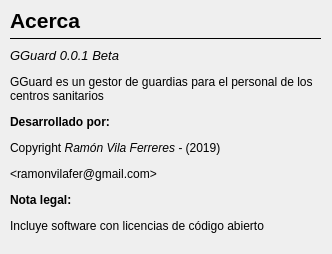
rmon-vfer/helion, file SocratesUI/UIFiles/DialogAcerca.ui: the form before one commit.
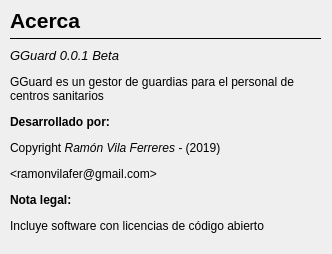
The form after the commit. Icons and pictures are not drawn.

```diff
--- a/SocratesUI/UIFiles/DialogAcerca.ui
+++ b/SocratesUI/UIFiles/DialogAcerca.ui
@@ -72,7 +72,7 @@
     </rect>
    </property>
    <property name="text">
-    <string>&lt;html&gt;&lt;head/&gt;&lt;body&gt;&lt;p&gt;&lt;span style=&quot; font-size:10pt; font-style:italic;&quot;&gt;GGuard 0.0.1 Beta&lt;/span&gt;&lt;/p&gt;&lt;p&gt;GGuard es un gestor de guardias para el personal de los centros sanitarios&lt;/p&gt;&lt;p&gt;&lt;span style=&quot; font-weight:600;&quot;&gt;Desarrollado por:&lt;/span&gt;&lt;/p&gt;&lt;p&gt;Copyright &lt;span style=&quot; font-style:italic;&quot;&gt;Ramón Vila Ferreres - &lt;/span&gt;(2019)&lt;/p&gt;&lt;p&gt;&amp;lt;ramonvilafer@gmail.com&amp;gt;&lt;/p&gt;&lt;p&gt;&lt;span style=&quot; font-weight:600;&quot;&gt;Nota legal:&lt;/span&gt;&lt;/p&gt;&lt;p&gt;Incluye software con licencias de código abierto&lt;/p&gt;&lt;/body&gt;&lt;/html&gt;</string>
+    <string>&lt;html&gt;&lt;head/&gt;&lt;body&gt;&lt;p&gt;&lt;span style=&quot; font-size:10pt; font-style:italic;&quot;&gt;GGuard 0.0.1 Beta&lt;/span&gt;&lt;/p&gt;&lt;p&gt;GGuard es un gestor de guardias para el personal de centros sanitarios&lt;/p&gt;&lt;p&gt;&lt;span style=&quot; font-weight:600;&quot;&gt;Desarrollado por:&lt;/span&gt;&lt;/p&gt;&lt;p&gt;Copyright &lt;span style=&quot; font-style:italic;&quot;&gt;Ramón Vila Ferreres - &lt;/span&gt;(2019)&lt;/p&gt;&lt;p&gt;&amp;lt;ramonvilafer@gmail.com&amp;gt;&lt;/p&gt;&lt;p&gt;&lt;span style=&quot; font-weight:600;&quot;&gt;Nota legal:&lt;/span&gt;&lt;/p&gt;&lt;p&gt;Incluye software con licencias de código abierto&lt;/p&gt;&lt;/body&gt;&lt;/html&gt;</string>
    </property>
    <property name="wordWrap">
     <bool>true</bool>
```
Left out of the diff: 8 changed lines with no effect on the pictures.
